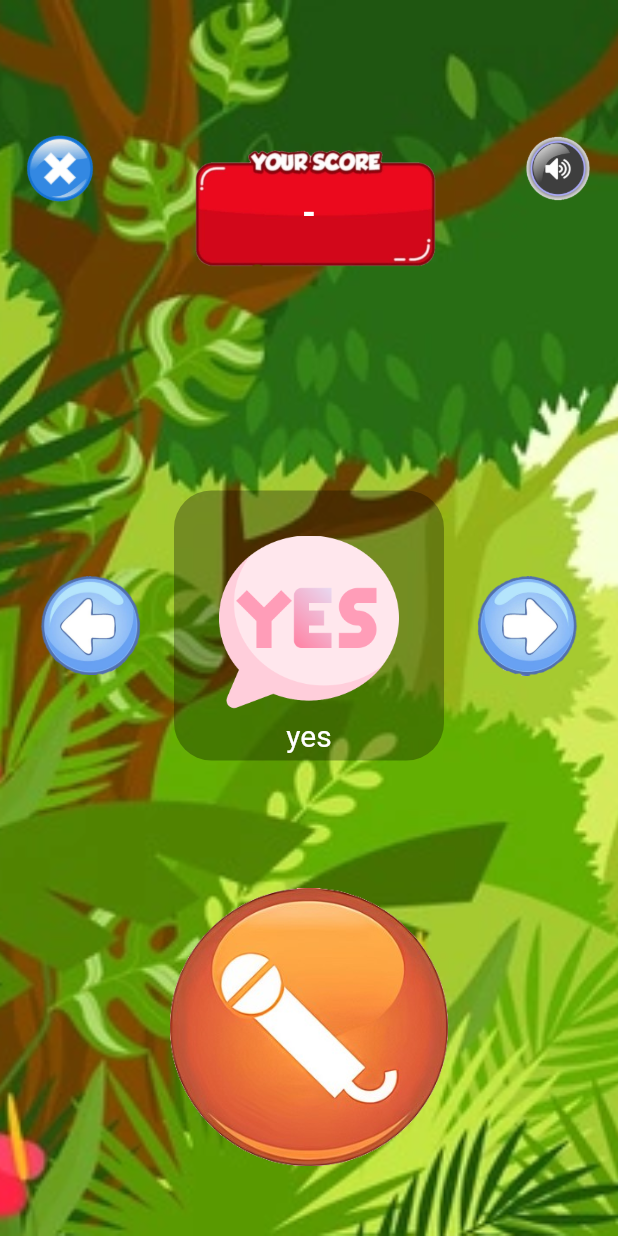
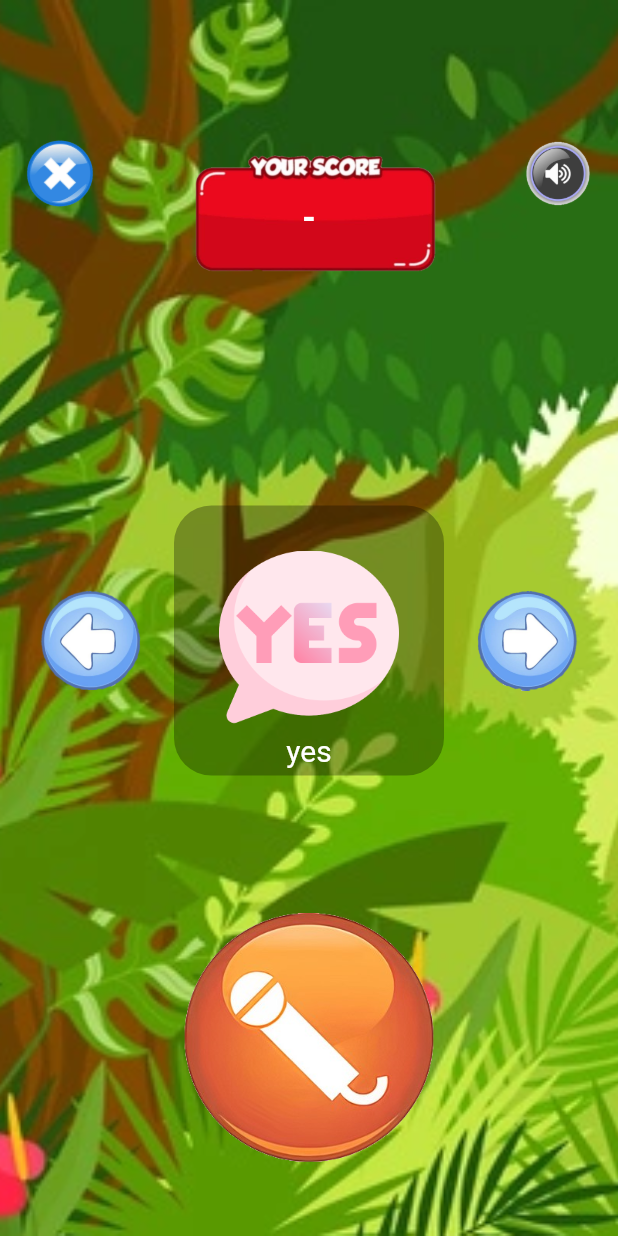
Before and after one commit to Easy-Learn/App, a Flutter app: the Content screen opened directly, on a phone screen of 412 x 824 dp. Run offline on Flutter 3.47's test engine with Material 2 defaults, Android fonts, the phone set to English and light mode, and no system bars; our stand-ins replace page_transition; missing offline and left inert: tflite_audio.

Commit message:
Updated microphone icon size

```diff
--- a/lib/view/screens/content.dart
+++ b/lib/view/screens/content.dart
@@ -183,14 +183,14 @@ class _ContentState extends State<Content> {
                       valueListenable: isRecording,
                       builder: (context, value, widget) {
                         if (value == false) {
-                          return CustomButton(name: 'microphone', size: 190.0, navigator: () {
+                          return CustomButton(name: 'microphone', size: 170.0, navigator: () {
                             isRecording.value = true;
                             setState(() {
                               getResult();
                             });
                           });
                         } else {
-                          return CustomButton(name: 'microphone', size: 190.0, navigator: () {
+                          return CustomButton(name: 'microphone', size: 170.0, navigator: () {
                             TfliteAudio.stopAudioRecognition();
                           });
                         }
```
